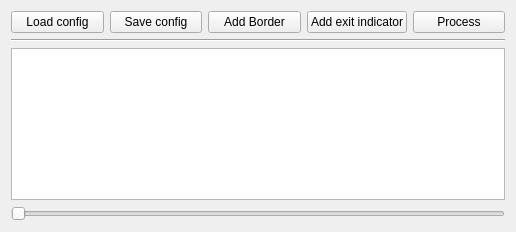
First picture: the form in GUI/edit_config_class.ui, repository LightAboveFighter/Panocam_Recognition_Classification, before the edit.
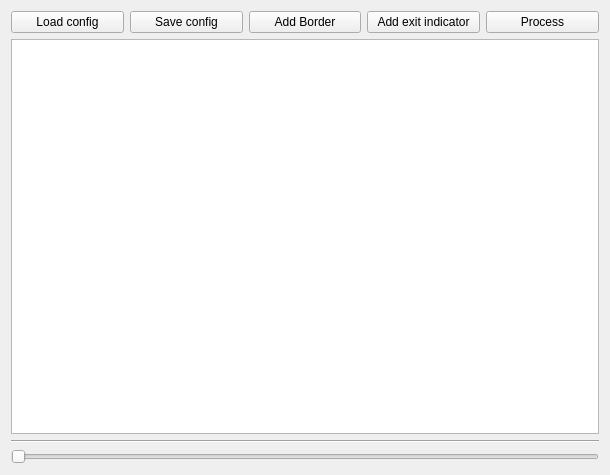
Second picture: the form after the edit.

```diff
--- a/GUI/edit_config_class.ui
+++ b/GUI/edit_config_class.ui
@@ -6,8 +6,8 @@
    <rect>
     <x>0</x>
     <y>0</y>
-    <width>516</width>
-    <height>232</height>
+    <width>610</width>
+    <height>475</height>
    </rect>
   </property>
   <property name="windowTitle">
@@ -15,7 +15,7 @@
   </property>
   <layout class="QVBoxLayout" name="verticalLayout">
    <item>
-    <layout class="QVBoxLayout" name="verticalLayout_2" stretch="0,0,0,0">
+    <layout class="QVBoxLayout" name="verticalLayout_2" stretch="1,10,1,5">
      <property name="sizeConstraint">
       <enum>QLayout::SetMaximumSize</enum>
      </property>
@@ -58,6 +58,9 @@
        </item>
       </layout>
      </item>
+     <item>
+      <widget class="QGraphicsView" name="frame_viewer"/>
+     </item>
      <item>
       <widget class="Line" name="line">
        <property name="orientation">
@@ -65,9 +68,6 @@
        </property>
       </widget>
      </item>
-     <item>
-      <widget class="QGraphicsView" name="frame_viewer"/>
-     </item>
      <item>
       <widget class="QSlider" name="horizontalSlider">
        <property name="orientation">
```
